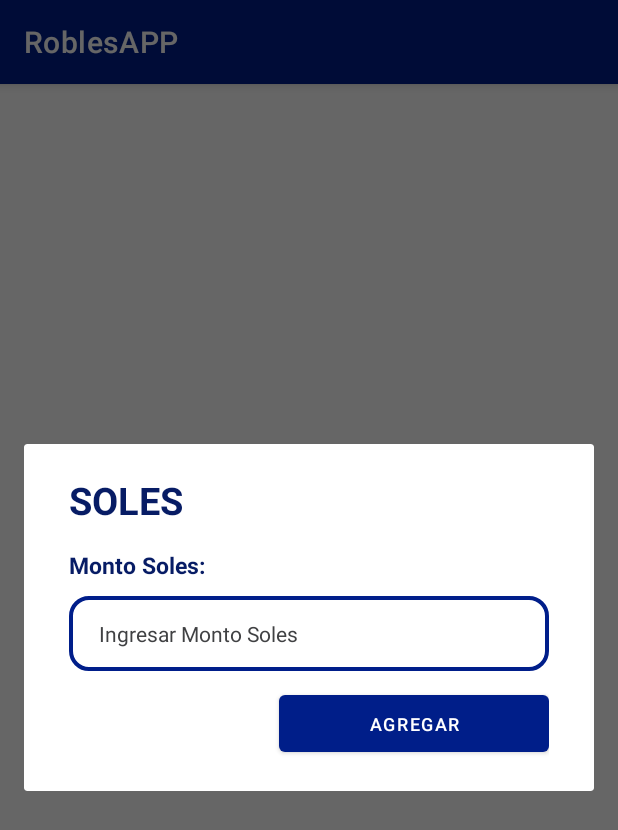
After one commit to melinallacuag/RoblesAPP, an Android app: the fragment SolesFragment shown on its own in the app's theme, on a phone screen of 412 x 824 dp. The commit adds this screen. Shown: the top 830 px of the screen. Run offline under Robolectric (Android 15) with nearby library versions, the phone set to English and light mode, and no system bars.

Commit message:
modal show de soles

```diff
--- a/app/build.gradle
+++ b/app/build.gradle
@@ -1,6 +1,7 @@
 plugins {
     id 'com.android.application'
     id 'org.jetbrains.kotlin.android'
+    id 'kotlin-android-extensions'
 }
 
 android {
--- /dev/null
+++ b/app/src/main/java/com/example/roblesapp/SolesFragment.kt
@@ -0,0 +1,60 @@
+package com.example.roblesapp
+
+import android.os.Bundle
+import androidx.fragment.app.Fragment
+import android.view.LayoutInflater
+import android.view.View
+import android.view.ViewGroup
+import androidx.fragment.app.DialogFragment
+
+// TODO: Rename parameter arguments, choose names that match
+// the fragment initialization parameters, e.g. ARG_ITEM_NUMBER
+private const val ARG_PARAM1 = "param1"
+private const val ARG_PARAM2 = "param2"
+
+/**
+ * A simple [Fragment] subclass.
+ * Use the [SolesFragment.newInstance] factory method to
+ * create an instance of this fragment.
+ */
+class SolesFragment : DialogFragment() {
+    // TODO: Rename and change types of parameters
+    private var param1: String? = null
+    private var param2: String? = null
+
+    override fun onCreate(savedInstanceState: Bundle?) {
+        super.onCreate(savedInstanceState)
+        arguments?.let {
+            param1 = it.getString(ARG_PARAM1)
+            param2 = it.getString(ARG_PARAM2)
+        }
+    }
+
+    override fun onCreateView(
+        inflater: LayoutInflater, container: ViewGroup?,
+        savedInstanceState: Bundle?
+    ): View? {
+        // Inflate the layout for this fragment
+        return inflater.inflate(R.layout.fragment_soles, container, false)
+    }
+
+    companion object {
+        /**
+         * Use this factory method to create a new instance of
+         * this fragment using the provided parameters.
+         *
+         * @param param1 Parameter 1.
+         * @param param2 Parameter 2.
+         * @return A new instance of fragment SolesFragment.
+         */
+        // TODO: Rename and change types and number of parameters
+        @JvmStatic
+        fun newInstance(param1: String, param2: String) =
+            SolesFragment().apply {
+                arguments = Bundle().apply {
+                    putString(ARG_PARAM1, param1)
+                    putString(ARG_PARAM2, param2)
+                }
+            }
+    }
+}
--- /dev/null
+++ b/app/src/main/res/drawable/input_border.xml
@@ -0,0 +1,11 @@
+<?xml version="1.0" encoding="utf-8"?>
+<shape  xmlns:android="http://schemas.android.com/apk/res/android">
+
+    <stroke
+        android:color="#001E8A"
+        android:width="2.5dp"/>
+    <solid android:color="#ffffff"/>
+    <corners android:radius="12dp"/>
+
+
+</shape>
--- /dev/null
+++ b/app/src/main/res/layout/fragment_soles.xml
@@ -0,0 +1,64 @@
+<?xml version="1.0" encoding="utf-8"?>
+<androidx.constraintlayout.widget.ConstraintLayout xmlns:android="http://schemas.android.com/apk/res/android"
+    xmlns:app="http://schemas.android.com/apk/res-auto"
+    xmlns:tools="http://schemas.android.com/tools"
+    android:layout_width="match_parent"
+    android:layout_height="match_parent"
+    tools:context=".SolesFragment">
+
+    <LinearLayout
+        android:layout_width="380sp"
+        android:layout_height="wrap_content"
+        android:orientation="vertical"
+        android:paddingStart="30dp"
+        android:paddingTop="20dp"
+        android:paddingEnd="30dp"
+        android:paddingBottom="20dp"
+        app:layout_constraintEnd_toEndOf="parent"
+        app:layout_constraintStart_toStartOf="parent"
+        app:layout_constraintTop_toTopOf="parent">
+
+        <TextView
+            android:layout_width="match_parent"
+            android:layout_height="wrap_content"
+            android:text="SOLES"
+            android:textColor="#071C65"
+            android:textSize="25sp"
+            android:textStyle="bold" />
+
+        <TextView
+            android:layout_width="match_parent"
+            android:layout_height="wrap_content"
+            android:layout_marginTop="15sp"
+            android:text="Monto Soles:"
+            android:textColor="#071C65"
+            android:textSize="15sp"
+            android:textStyle="bold" />
+
+        <EditText
+            android:id="@+id/inputdato"
+            android:layout_width="match_parent"
+            android:layout_height="50sp"
+            android:layout_marginTop="10sp"
+            android:drawablePadding="12sp"
+            android:hint="Ingresar Monto Soles"
+            android:background="@drawable/input_border"
+            android:inputType="number"
+            android:paddingLeft="20sp"
+            android:textColor="#123456"
+            android:textColorHint="#404143"
+            android:textSize="14sp" />
+
+        <Button
+            android:id="@+id/dialogDismiss_button"
+            android:layout_width="180dp"
+            android:layout_height="50sp"
+            android:layout_gravity="end"
+            android:layout_marginTop="10sp"
+            android:gravity="center"
+            android:text="Agregar"
+            android:textAllCaps="true"
+            android:textColor="#fff"
+            android:textSize="12sp" />
+    </LinearLayout>
+</androidx.constraintlayout.widget.ConstraintLayout>
```
Also changed, not shown: app/src/main/java/com/example/roblesapp/FacturaFragment.kt (+14 -0 lines), app/src/main/res/drawable/selectcard.xml (added, +9 -0 lines), app/src/main/res/layout/fragment_factura.xml (+45 -9 lines).
